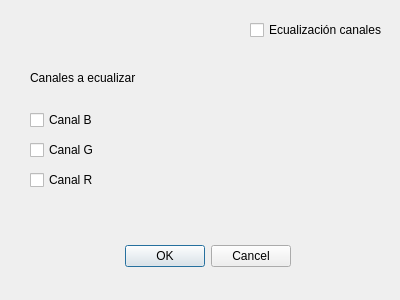
This is QFotoPaint5/ecualizar_histograma.ui in AntonioMrtz/PhotoshopIG as Qt 5 draws it before an edit. The edited form follows.
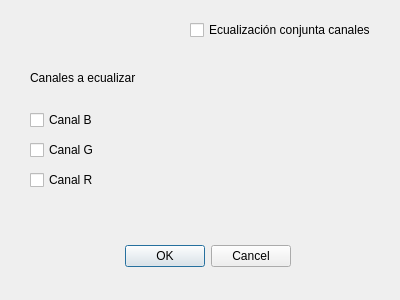
This is the edited form.

Commit message: ambos ecualizar funcionando

What changed in the file:
```diff
--- a/QFotoPaint5/ecualizar_histograma.ui
+++ b/QFotoPaint5/ecualizar_histograma.ui
@@ -32,14 +32,14 @@
   <widget class="QCheckBox" name="checkBox">
    <property name="geometry">
     <rect>
-     <x>250</x>
+     <x>190</x>
      <y>20</y>
-     <width>141</width>
+     <width>201</width>
      <height>20</height>
     </rect>
    </property>
    <property name="text">
-    <string>Ecualización canales</string>
+    <string>Ecualización conjunta canales</string>
    </property>
   </widget>
   <widget class="QCheckBox" name="checkBox_2">
```
The commit also changes 24 other files.
